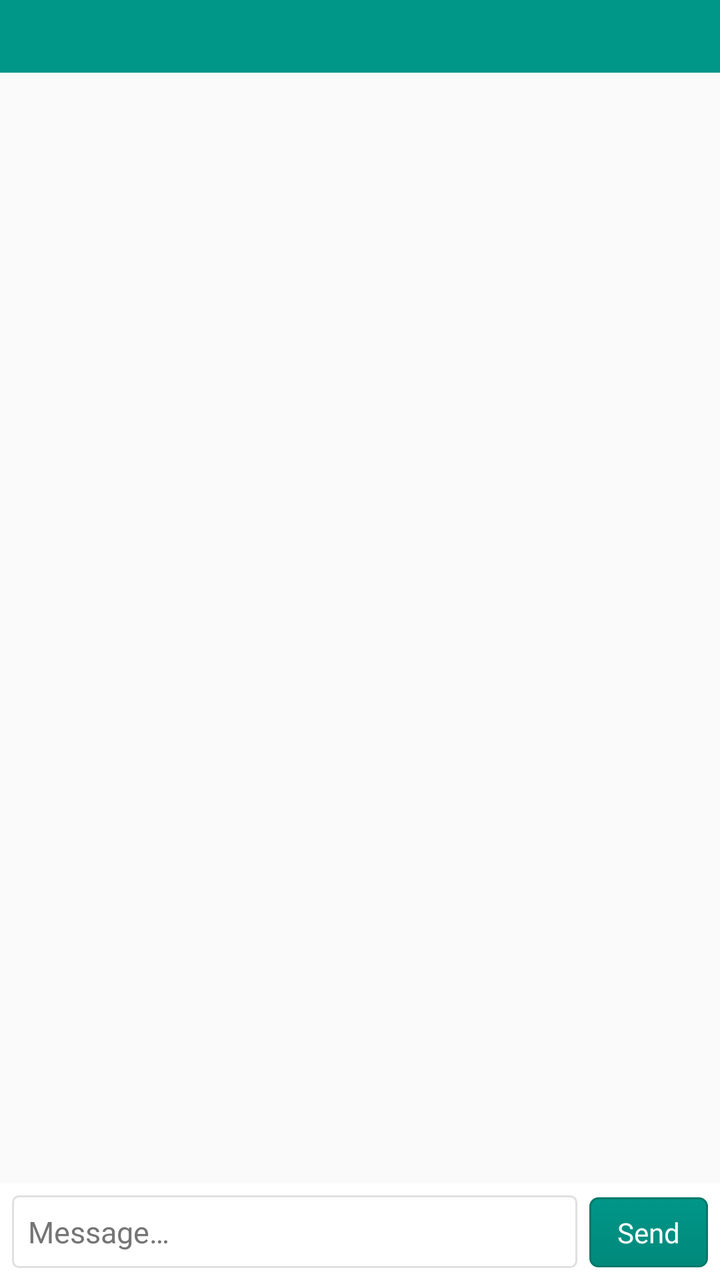
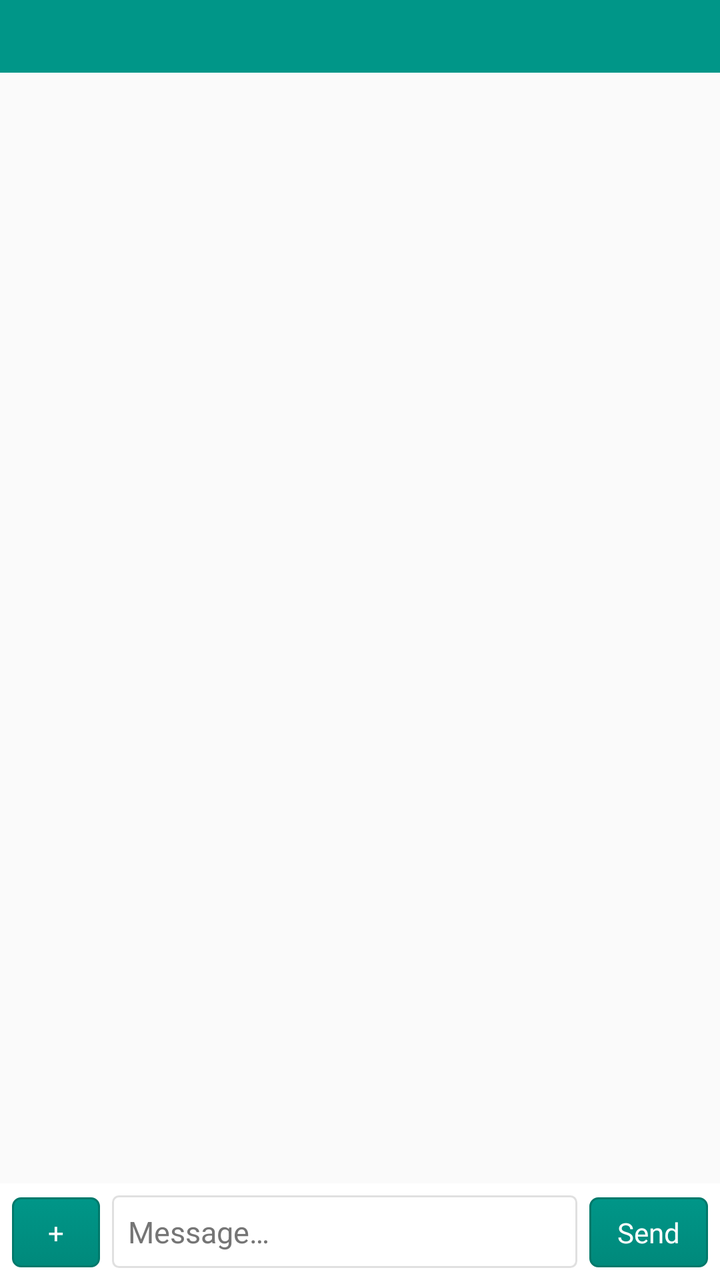

Two renders of the same Android screen: before a commit and after it. Below are the layout's source before the change and the commit's diff.
<!-- AndroidManifest.xml: application theme AppTheme -->
<!-- res/layout/activity_chat.xml -->
<?xml version="1.0" encoding="utf-8"?>
<LinearLayout xmlns:android="http://schemas.android.com/apk/res/android"
    android:layout_width="fill_parent"
    android:layout_height="fill_parent"
    android:orientation="vertical"
    android:background="@color/bg_window">

    <include
        layout="@layout/title_bar"
        android:layout_width="fill_parent"
        android:layout_height="wrap_content" />

    <ListView
        android:id="@+id/message_list"
        android:layout_width="fill_parent"
        android:layout_height="0dip"
        android:layout_weight="1"
        android:divider="@android:color/transparent"
        android:dividerHeight="0dip"
        android:cacheColorHint="#00000000"
        android:listSelector="@android:color/transparent"
        android:transcriptMode="normal"
        android:scrollbars="vertical" />

    <LinearLayout
        android:layout_width="fill_parent"
        android:layout_height="wrap_content"
        android:orientation="horizontal"
        android:background="@color/bg_surface"
        android:padding="6dip">

        <EditText
            android:id="@+id/input"
            style="@style/MessageInput"
            android:layout_width="0dip"
            android:layout_height="wrap_content"
            android:layout_weight="1"
            android:hint="@string/hint_message" />

        <TextView
            android:id="@+id/send"
            style="@style/ActionButton"
            android:layout_width="wrap_content"
            android:layout_height="wrap_content"
            android:layout_marginLeft="6dip"
            android:text="@string/action_send" />
    </LinearLayout>

</LinearLayout>
<!-- res/layout/title_bar.xml (included above) -->
<?xml version="1.0" encoding="utf-8"?>
<LinearLayout xmlns:android="http://schemas.android.com/apk/res/android"
    style="@style/TitleBar"
    android:layout_width="fill_parent"
    android:layout_height="wrap_content">

    <LinearLayout
        android:layout_width="0dip"
        android:layout_height="wrap_content"
        android:layout_weight="1"
        android:orientation="vertical">

        <TextView
            android:id="@+id/title"
            style="@style/TitleText"
            android:layout_width="fill_parent"
            android:layout_height="wrap_content" />

        <TextView
            android:id="@+id/subtitle"
            style="@style/TitleSubtitle"
            android:layout_width="fill_parent"
            android:layout_height="wrap_content"
            android:visibility="gone" />
    </LinearLayout>

    <TextView
        android:id="@+id/btn_action"
        style="@style/TitleButton"
        android:layout_width="wrap_content"
        android:layout_height="wrap_content"
        android:visibility="gone" />

    <TextView
        android:id="@+id/btn_action2"
        style="@style/TitleButton"
        android:layout_width="wrap_content"
        android:layout_height="wrap_content"
        android:visibility="gone" />

</LinearLayout>
<!-- resources referenced by this layout -->
<resources>
  <color name="bg_surface">#ff1a1a1a</color>
  <color name="bg_window">#ff000000</color>
  <string name="action_send">Send</string>
  <string name="hint_message">Message…</string>
  <style name="ActionButton">
          <item name="android:background">@drawable/btn_bg</item>
          <item name="android:textColor">@color/btn_text</item>
          <item name="android:textSize">14sp</item>
          <item name="android:paddingLeft">14dip</item>
          <item name="android:paddingRight">14dip</item>
          <item name="android:paddingTop">8dip</item>
          <item name="android:paddingBottom">8dip</item>
          <item name="android:focusable">true</item>
          <item name="android:clickable">true</item>
      </style>
  <style name="TitleBar">
          <item name="android:background">@drawable/title_bar</item>
          <item name="android:layout_width">fill_parent</item>
          <item name="android:layout_height">wrap_content</item>
          <item name="android:orientation">horizontal</item>
          <item name="android:gravity">center_vertical</item>
          <item name="android:paddingLeft">8dip</item>
          <item name="android:paddingRight">8dip</item>
          <item name="android:paddingTop">6dip</item>
          <item name="android:paddingBottom">6dip</item>
      </style>
  <style name="TitleSubtitle">
          <item name="android:textSize">11sp</item>
          <item name="android:textColor">@color/title_subtitle</item>
          <item name="android:singleLine">true</item>
          <item name="android:ellipsize">end</item>
          <item name="android:layout_width">fill_parent</item>
          <item name="android:layout_height">wrap_content</item>
      </style>
  <style name="TitleText">
          <item name="android:textSize">18sp</item>
          <item name="android:textColor">@color/title_text</item>
          <item name="android:textStyle">bold</item>
          <item name="android:singleLine">true</item>
          <item name="android:ellipsize">end</item>
          <item name="android:layout_width">fill_parent</item>
          <item name="android:layout_height">wrap_content</item>
      </style>
  <style name="AppTheme" parent="@android:style/Theme.NoTitleBar">
          <item name="android:windowBackground">@color/bg_window</item>
          <item name="android:textColor">@color/text_primary</item>
          <item name="android:textColorHint">@color/text_secondary</item>
      </style>
  <color name="btn_text">#ffffffff</color>
  <color name="text_primary">#ffffffff</color>
  <color name="text_secondary">#ffaaaaaa</color>
  <!-- drawable title_bar (drawable) -->
  <?xml version="1.0" encoding="utf-8"?>
  <shape xmlns:android="http://schemas.android.com/apk/res/android">
      <gradient
          android:startColor="@color/title_grad_top"
          android:endColor="@color/title_grad_bottom"
          android:angle="270" />
  </shape>
  <color name="title_text">#ffffffff</color>
  <color name="title_subtitle">#ffcccccc</color>
  <color name="row_pressed">#ffffa500</color>
  <color name="row_focused">#ffff8c00</color>
  <color name="btn_grad_top">#ff5a5a5a</color>
  <color name="btn_grad_bottom">#ff2a2a2a</color>
  <color name="btn_stroke">#ff808080</color>
  <color name="bg_input">#ff101010</color>
  <color name="accent">#ff99cc00</color>
  <color name="divider">#ff333333</color>
  <color name="title_grad_top">#ff4a4a4a</color>
  <color name="title_grad_bottom">#ff1a1a1a</color>
  <!-- unchanged entries left out for length: 5 -->
</resources>

<!-- the commit's change to res/layout/activity_chat.xml (unified diff, before → after) -->
@@ -25,25 +25,56 @@
     <LinearLayout
         android:layout_width="fill_parent"
         android:layout_height="wrap_content"
-        android:orientation="horizontal"
+        android:orientation="vertical"
         android:background="@color/bg_surface"
         android:padding="6dip">
 
-        <EditText
-            android:id="@+id/input"
-            style="@style/MessageInput"
-            android:layout_width="0dip"
+        
+        <HorizontalScrollView
+            android:id="@+id/pending_scroll"
+            android:layout_width="fill_parent"
             android:layout_height="wrap_content"
-            android:layout_weight="1"
-            android:hint="@string/hint_message" />
+            android:visibility="gone"
+            android:scrollbars="none">
 
-        <TextView
-            android:id="@+id/send"
-            style="@style/ActionButton"
-            android:layout_width="wrap_content"
+            <LinearLayout
+                android:id="@+id/pending"
+                android:layout_width="wrap_content"
+                android:layout_height="wrap_content"
+                android:orientation="horizontal" />
+        </HorizontalScrollView>
+
+        <LinearLayout
+            android:layout_width="fill_parent"
             android:layout_height="wrap_content"
-            android:layout_marginLeft="6dip"
-            android:text="@string/action_send" />
+            android:orientation="horizontal">
+
+            <TextView
+                android:id="@+id/attach"
+                style="@style/ActionButton"
+                android:layout_width="wrap_content"
+                android:layout_height="wrap_content"
+                android:minWidth="44dip"
+                android:gravity="center"
+                android:text="@string/action_attach" />
+
+            <EditText
+                android:id="@+id/input"
+                style="@style/MessageInput"
+                android:layout_width="0dip"
+                android:layout_height="wrap_content"
+                android:layout_weight="1"
+                android:layout_marginLeft="6dip"
+                android:hint="@string/hint_message" />
+
+            <TextView
+                android:id="@+id/send"
+                style="@style/ActionButton"
+                android:layout_width="wrap_content"
+                android:layout_height="wrap_content"
+                android:layout_marginLeft="6dip"
+                android:text="@string/action_send" />
+        </LinearLayout>
     </LinearLayout>
 
 </LinearLayout>
<!-- resource entries referenced after the edit -->
@@ -2,6 +2,7 @@
 <resources>
   <color name="bg_surface">#ff1a1a1a</color>
   <color name="bg_window">#ff000000</color>
+  <string name="action_attach">+</string>
   <string name="action_send">Send</string>
   <string name="hint_message">Message…</string>
   <style name="ActionButton">
